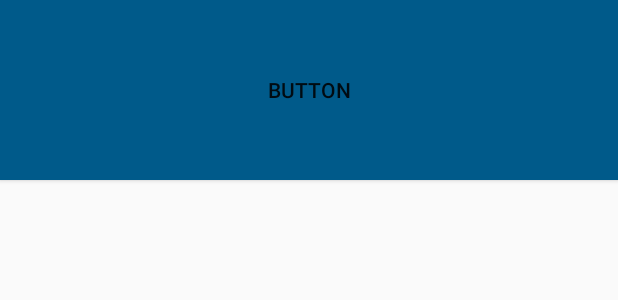
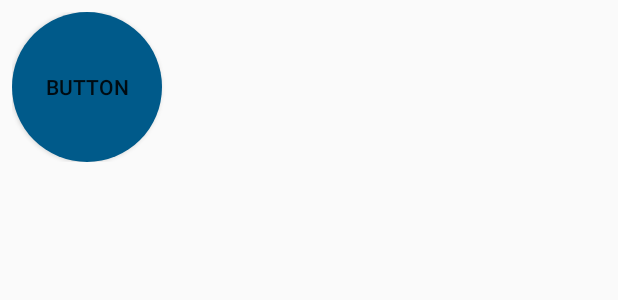
Before and after one commit to trhthyj/AndroidProgram_BeatBox, an Android app: the layout list_item_sound.xml on its own in the app's theme, with its tools: preview values and no code run, on a phone screen of 412 x 824 dp. Shown: the top 300 px of the screen. Run offline under Robolectric (Android 15) with nearby library versions, the phone set to English and light mode, and no system bars.

Commit message:
23th chapter XML drawable

```diff
--- /dev/null
+++ b/app/src/main/res/drawable/button_beat_box.xml
@@ -0,0 +1,6 @@
+<?xml version="1.0" encoding="utf-8"?>
+<selector xmlns:android="http://schemas.android.com/apk/res/android">
+    <item android:drawable="@drawable/button_beat_box_normal_pressed"
+        android:state_pressed="true"/>
+    <item android:drawable="@drawable/button_beat_box_normal"/>
+</selector>
--- /dev/null
+++ b/app/src/main/res/drawable/button_beat_box_normal.xml
@@ -0,0 +1,7 @@
+<?xml version="1.0" encoding="utf-8"?>
+<shape xmlns:android="http://schemas.android.com/apk/res/android"
+    android:shape="oval">
+    <solid
+        android:color="@color/dark_blue"/>
+
+</shape>
--- /dev/null
+++ b/app/src/main/res/drawable/button_beat_box_normal_pressed.xml
@@ -0,0 +1,27 @@
+<?xml version="1.0" encoding="utf-8"?>
+<!--
+<shape xmlns:android="http://schemas.android.com/apk/res/android"
+    android:shape="oval">
+    <solid
+        android:color="@color/red"/>
+
+</shape>-->
+
+<layer-list xmlns:android="http://schemas.android.com/apk/res/android">
+    <item>
+        <shape
+            android:shape="oval">
+            <solid
+                android:color="@color/red"/>
+        </shape>
+    </item>
+    <item>
+        <shape
+            android:shape="oval">
+            <stroke
+                android:width="4dp"
+                android:color="@color/dark_red"/>
+        </shape>
+    </item>
+
+</layer-list>
--- a/app/src/main/res/layout/list_item_sound.xml
+++ b/app/src/main/res/layout/list_item_sound.xml
@@ -7,11 +7,15 @@
             name="viewModel"
             type="com.mi.www.beatbox.SoundViewModel"/>
     </data>
-    <Button
-        style="@style/BeatBoxButton"
+    <FrameLayout
         android:layout_width="match_parent"
-        android:layout_height="120dp"
-        android:onClick="@{() -> viewModel.onButtonClicked()}"
-        android:text="@{viewModel.title}"
-        tools:text="button"/>
+        android:layout_height="wrap_content"
+        android:layout_margin="8dp">
+        <Button
+            android:layout_width="100dp"
+            android:layout_height="100dp"
+            android:onClick="@{() -> viewModel.onButtonClicked()}"
+            android:text="@{viewModel.title}"
+            tools:text="button"/>
+    </FrameLayout>
 </layout>
--- a/app/src/main/res/values/colors.xml
+++ b/app/src/main/res/values/colors.xml
@@ -6,4 +6,6 @@
 
     <color name="dark_blue">#005A8A</color>
     <color name="gray">#607d8b</color>
+    <color name="red">#ff0000</color>
+    <color name="dark_red">#880000</color>
 </resources>
--- a/app/src/main/res/values/styles.xml
+++ b/app/src/main/res/values/styles.xml
@@ -11,7 +11,7 @@
     </style>
 
     <style name="BeatBoxButton" parent="Widget.AppCompat.Button">
-        <item name="android:background">@color/dark_blue</item>
+        <item name="android:background">@drawable/button_beat_box</item>
     </style>
 
     //相当于parent是BeatBoxButton，下面两个style是等效的
```
